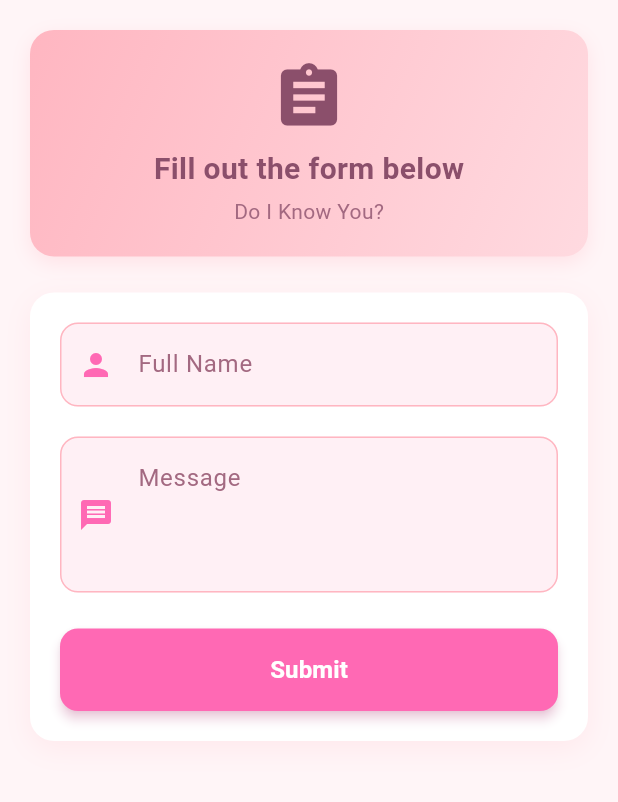
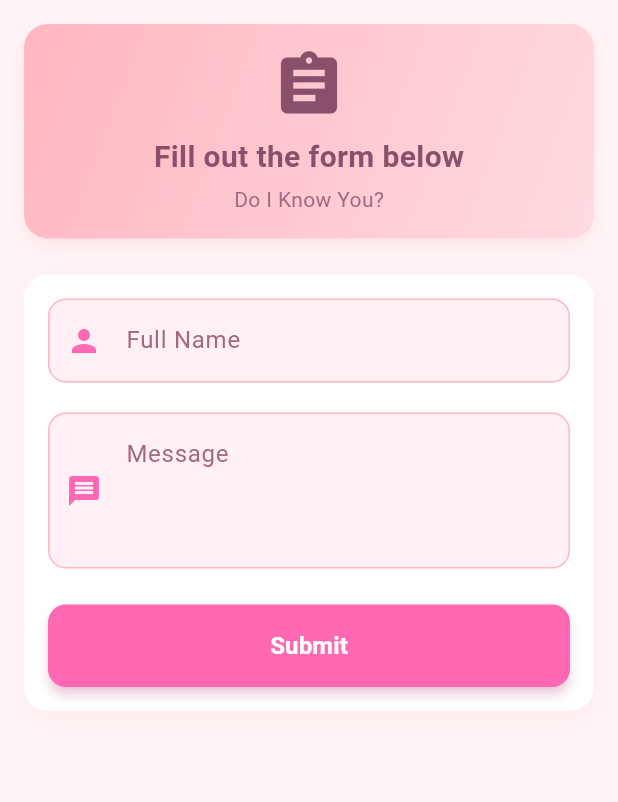
Before and after one commit to Shen-is-pretty/bsis3A-take-home-homework-SALCEDO, a Flutter app: the screen it shows after launch, on a phone screen of 412 x 824 dp, the part 84-886 px from its top. Run offline on Flutter 3.47's test engine with Material 3 defaults, Android fonts, the phone set to English and light mode, and no system bars.

Commit message:
chnage pudding

```diff
--- a/lib/main.dart
+++ b/lib/main.dart
@@ -92,13 +92,13 @@ class _MiniFormScreenState extends State<MiniFormScreen> {
       ),
       body: SingleChildScrollView(
         child: Padding(
-          padding: const EdgeInsets.all(20.0),
+          padding: const EdgeInsets.all(16.0),
           child: Column(
             crossAxisAlignment: CrossAxisAlignment.stretch,
             children: [
               // Decorative header
               Container(
-                padding: const EdgeInsets.all(20),
+                padding: const EdgeInsets.all(16),
                 decoration: BoxDecoration(
                   gradient: const LinearGradient(
                     colors: [Color(0xFFFFB6C1), Color(0xFFFFDAE0)],
@@ -151,7 +151,7 @@ class _MiniFormScreenState extends State<MiniFormScreen> {
 
               // Form section
               Container(
-                padding: const EdgeInsets.all(20),
+                padding: const EdgeInsets.all(16),
                 decoration: BoxDecoration(
                   color: Colors.white,
                   borderRadius: BorderRadius.circular(16),
@@ -236,7 +236,7 @@ class _MiniFormScreenState extends State<MiniFormScreen> {
               // Preview section
               if (_isSubmitted) ...[
                 Container(
-                  padding: const EdgeInsets.all(20),
+                  padding: const EdgeInsets.all(16),
                   decoration: BoxDecoration(
                     gradient: const LinearGradient(
                       colors: [Color(0xFFFFE4E9), Color(0xFFFFF0F5)],
```
